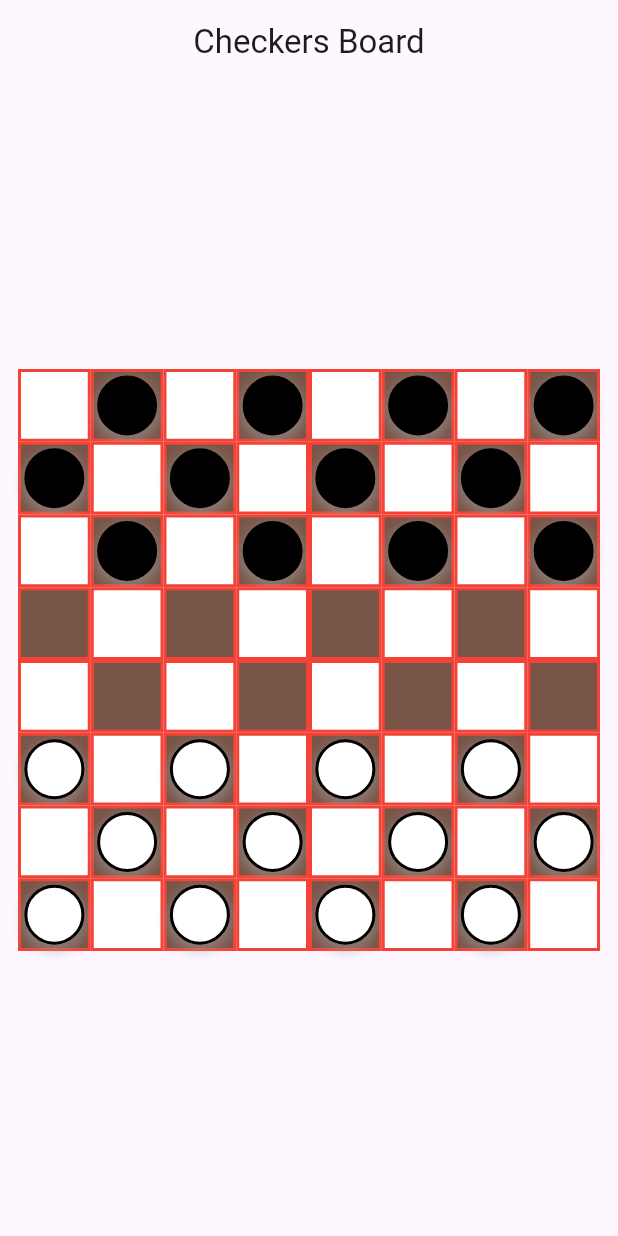
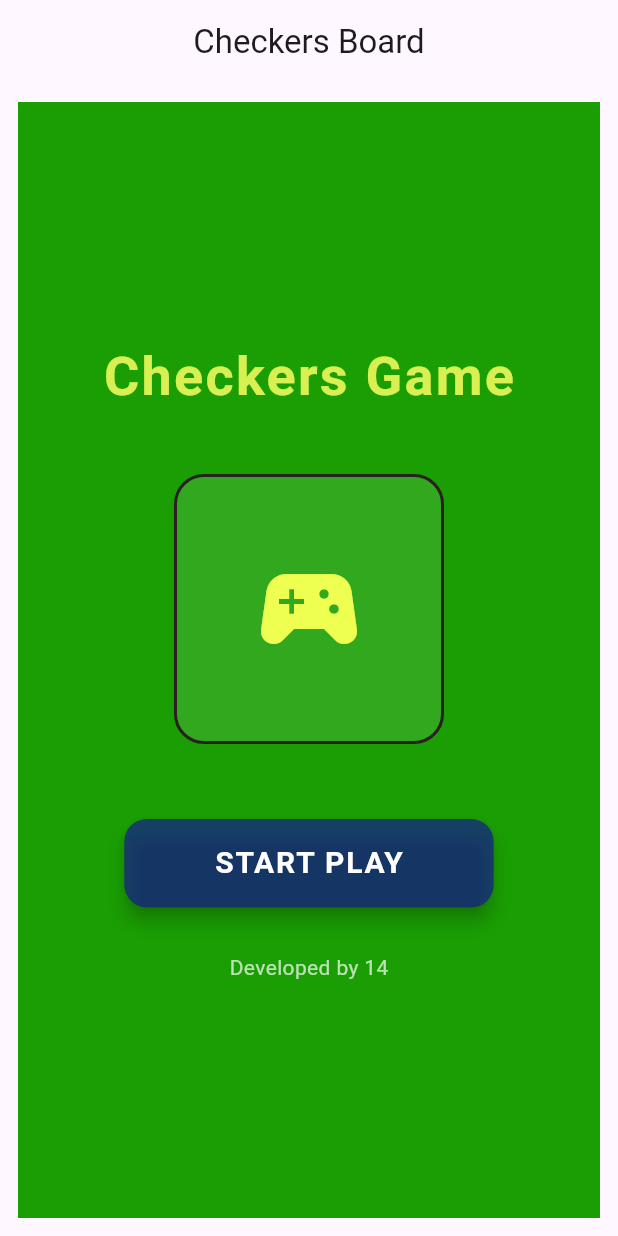
Before and after one commit to ushanvidu/Checkers_Game, a Flutter app: the screen it shows after launch, on a phone screen of 412 x 824 dp. Run offline on Flutter 3.47's test engine with Material 3 defaults, Android fonts, the light colour scheme and no system bars.

Commit message:
Login+Square clouring

```diff
--- a/lib/main.dart
+++ b/lib/main.dart
@@ -1,6 +1,7 @@
 import 'package:flutter/material.dart';
 import 'models/Board.dart';
 import 'widgets/board_widget.dart';
+import 'screens/home_page.dart';
 
 void main() {
   runApp(const CheckersApp());
@@ -23,7 +24,8 @@ class CheckersApp extends StatelessWidget {
         body: Center(
           child: Padding(
             padding: const EdgeInsets.all(12.0),
-            child: BoardWidget(board: board),
+            //child: BoardWidget(board: board),
+            child: HomePage(),
           ),
         ),
       ),
--- /dev/null
+++ b/lib/screens/game_page.dart
@@ -0,0 +1,25 @@
+import 'package:flutter/material.dart';
+import '../models/Board.dart';
+import '../widgets/board_widget.dart';
+
+class GamePage extends StatelessWidget {
+  const GamePage({super.key});
+
+  @override
+  Widget build(BuildContext context) {
+    final Board board = Board(); // initialize the board
+
+    return Scaffold(
+      appBar: AppBar(
+        title: const Text('Checkers Game'),
+        backgroundColor: Colors.redAccent,
+      ),
+      body: Center(
+        child: Padding(
+          padding: const EdgeInsets.all(12.0),
+          child: BoardWidget(board: board),
+        ),
+      ),
+    );
+  }
+}
--- /dev/null
+++ b/lib/screens/home_page.dart
@@ -0,0 +1,89 @@
+import 'package:flutter/material.dart';
+import 'game_page.dart';
+
+class HomePage extends StatelessWidget {
+  const HomePage({super.key});
+
+  @override
+  Widget build(BuildContext context) {
+    return Scaffold(
+      backgroundColor: const Color.fromARGB(255, 26, 158, 3), // dark theme
+      body: SafeArea(
+        child: Center(
+          child: Column(
+            mainAxisAlignment: MainAxisAlignment.center,
+            children: [
+              // 🏁 Game Title
+              const Text(
+                "Checkers Game",
+                style: TextStyle(
+                  fontSize: 36,
+                  fontWeight: FontWeight.bold,
+                  color: Color.fromARGB(255, 216, 240, 81),
+                  letterSpacing: 1.5,
+                ),
+              ),
+
+              const SizedBox(height: 40),
+
+              // 🎮 Logo/Icon
+              Container(
+                width: 180,
+                height: 180,
+                decoration: BoxDecoration(
+                  color: Colors.white10,
+                  borderRadius: BorderRadius.circular(20),
+                  border: Border.all(color: const Color.fromARGB(255, 41, 33, 33), width: 2),
+                ),
+                child: const Center(
+                  child: Icon(
+                    Icons.sports_esports_rounded,
+                    color: Color.fromARGB(255, 238, 255, 82),
+                    size: 80,
+                  ),
+                ),
+              ),
+
+              const SizedBox(height: 50),
+
+              // ▶️ Start Button
+              ElevatedButton(
+                style: ElevatedButton.styleFrom(
+                  backgroundColor: const Color.fromARGB(180, 22, 28, 142),
+                  padding: const EdgeInsets.symmetric(horizontal: 60, vertical: 15),
+                  shape: RoundedRectangleBorder(
+                    borderRadius: BorderRadius.circular(15),
+                  ),
+                  elevation: 5,
+                ),
+                onPressed: () {
+                  Navigator.push(
+                    context,
+                    MaterialPageRoute(builder: (context) => const GamePage()),
+                  );
+                },
+                child: const Text(
+                  "START PLAY",
+                  style: TextStyle(
+                    fontSize: 20,
+                    letterSpacing: 1.2,
+                    color: Colors.white,
+                    fontWeight: FontWeight.bold,
+                  ),
+                ),
+              ),
+
+              const SizedBox(height: 30),
+
+              // ℹ️ Developer credit
+              const Text(
+                "Developed by 14",
+                style: TextStyle(color: Colors.white70, fontSize: 14),
+              ),
+            ],
+          ),
+        ),
+      ),
+    );
+  }
+}
```
